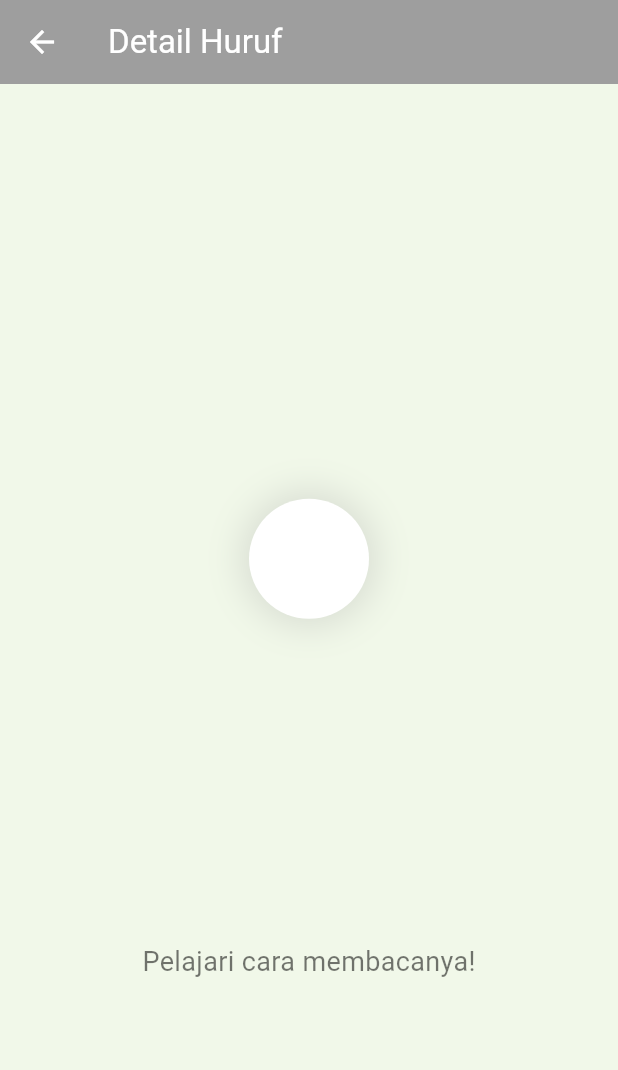
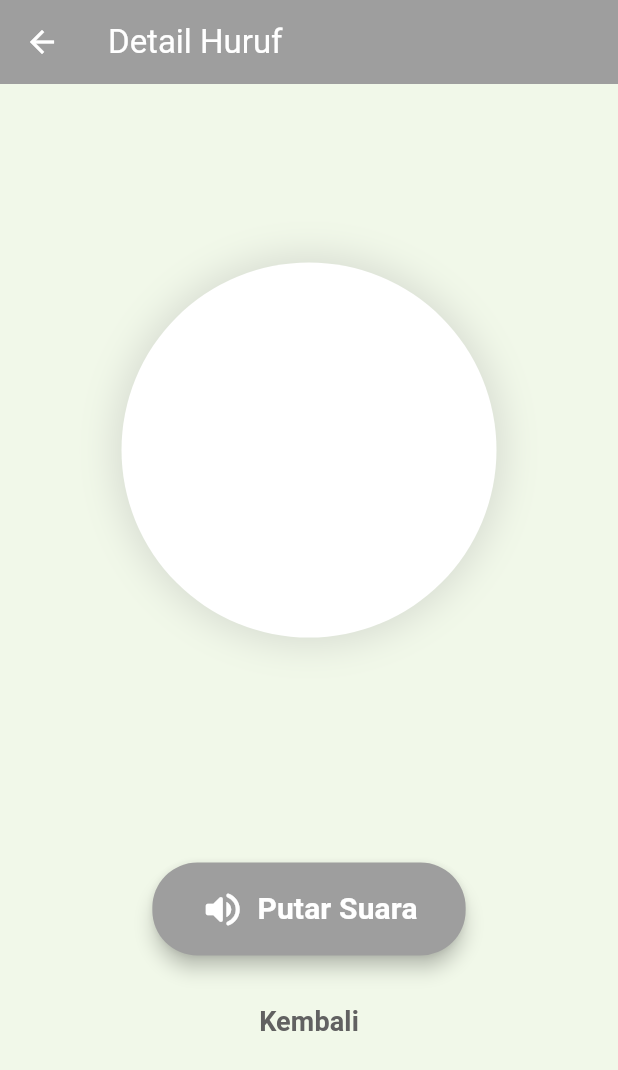
Before and after one commit to ivan72727272/i-qrok, a Flutter app: the DetailHurufScreen screen opened directly with empty values, on a phone screen of 412 x 824 dp. Shown: the top 1070 px of the screen. Run offline on Flutter 3.47's test engine with Material 3 defaults, Android fonts, the phone set to English and light mode, and no system bars.

Commit message:
feat: create detail screen for hijaiyah letters

```diff
--- a/lib/screens/detail_huruf_screen.dart
+++ b/lib/screens/detail_huruf_screen.dart
@@ -20,6 +20,7 @@ class DetailHurufScreen extends StatelessWidget {
         title: Text('Detail Huruf $name'),
         backgroundColor: color,
         foregroundColor: Colors.white,
+        elevation: 0,
       ),
       body: Center(
         child: Column(
@@ -27,7 +28,9 @@ class DetailHurufScreen extends StatelessWidget {
           children: [
             // Kontainer Huruf Besar
             Container(
-              padding: const EdgeInsets.all(40),
+              width: 250,
+              height: 250,
+              alignment: Alignment.center,
               decoration: BoxDecoration(
                 color: Colors.white,
                 shape: BoxShape.circle,
@@ -53,17 +56,46 @@ class DetailHurufScreen extends StatelessWidget {
             Text(
               name,
               style: TextStyle(
-                fontSize: 48,
+                fontSize: 56,
                 fontWeight: FontWeight.bold,
-                color: color.withOpacity(0.8),
+                color: color.withOpacity(0.9),
               ),
             ),
-            const SizedBox(height: 10),
-            const Text(
-              'Pelajari cara membacanya!',
-              style: TextStyle(
-                fontSize: 18,
-                color: Colors.black54,
+            const SizedBox(height: 40),
+            // Tombol Putar Suara (Placeholder)
+            ElevatedButton.icon(
+              style: ElevatedButton.styleFrom(
+                backgroundColor: color,
+                foregroundColor: Colors.white,
+                padding: const EdgeInsets.symmetric(horizontal: 32, vertical: 16),
+                shape: RoundedRectangleBorder(
+                  borderRadius: BorderRadius.circular(30),
+                ),
+                elevation: 5,
+              ),
+              onPressed: () {
+                // Audio belum aktif
+                ScaffoldMessenger.of(context).showSnackBar(
+                  const SnackBar(content: Text('Fitur suara akan segera hadir!')),
+                );
+              },
+              icon: const Icon(Icons.volume_up_rounded, size: 30),
+              label: const Text(
+                'Putar Suara',
+                style: TextStyle(fontSize: 20, fontWeight: FontWeight.bold),
+              ),
+            ),
+            const SizedBox(height: 20),
+            // Tombol Kembali
+            TextButton(
+              onPressed: () => Navigator.pop(context),
+              child: Text(
+                'Kembali',
+                style: TextStyle(
+                  fontSize: 18,
+                  color: Colors.grey.shade700,
+                  fontWeight: FontWeight.w600,
+                ),
               ),
             ),
           ],
```
